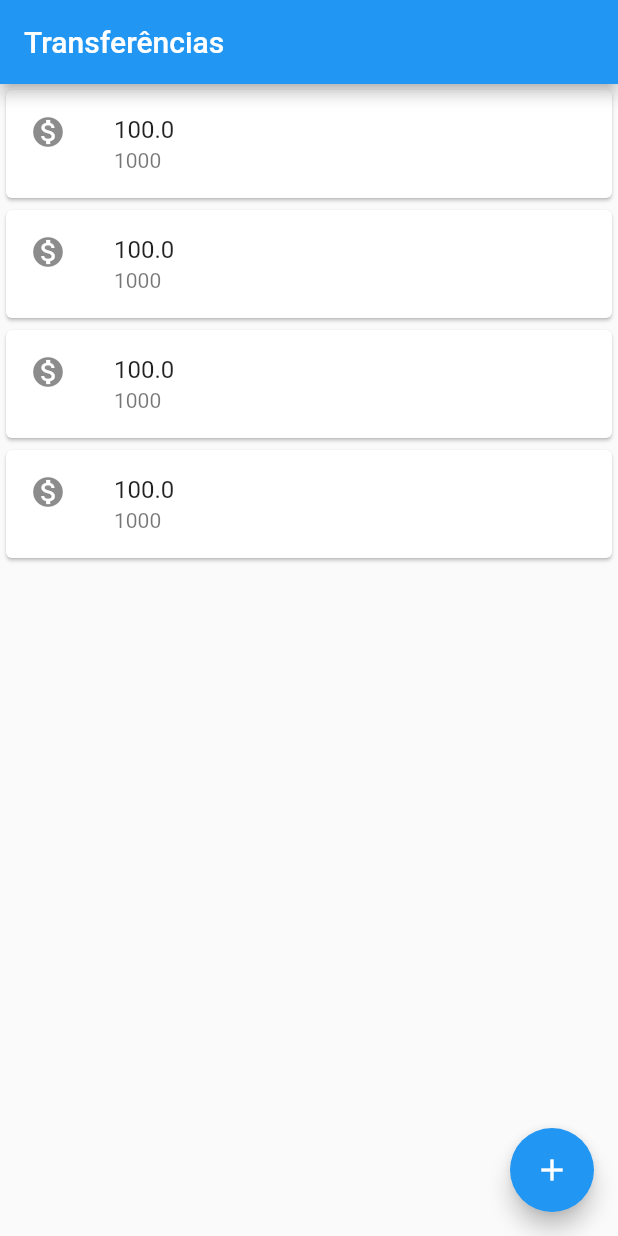
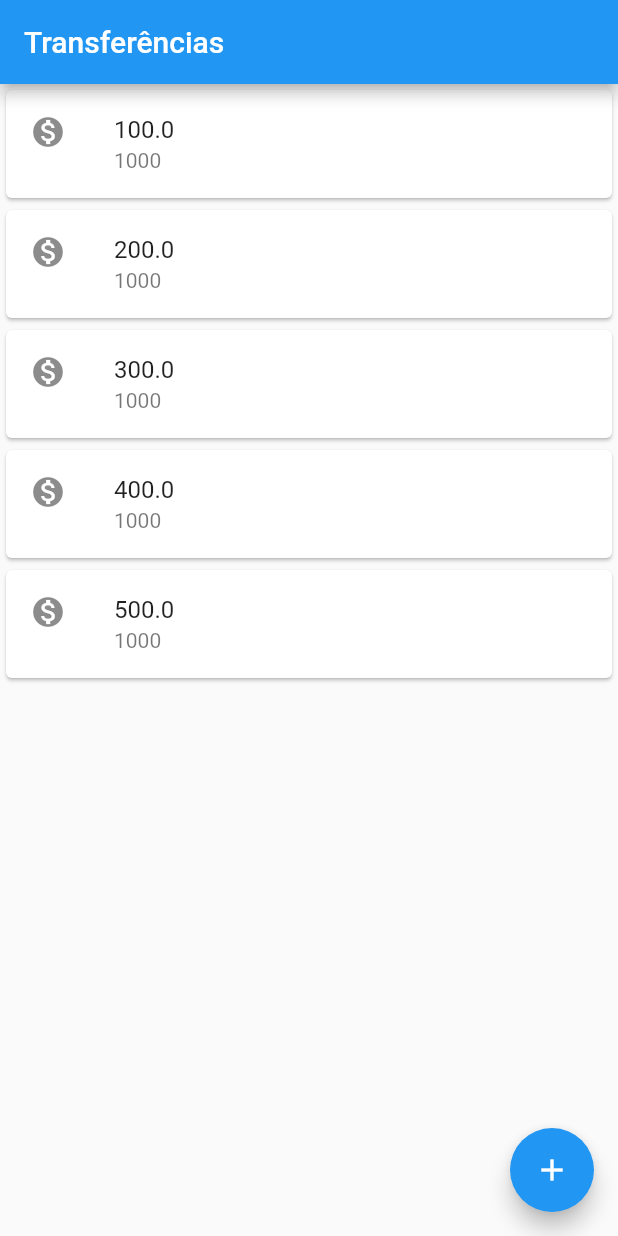
Before and after one commit to Pablo-Rodrigues-git/bancobyte, a Flutter app: the screen it shows after launch, on a phone screen of 412 x 824 dp. Run offline on Flutter 3.47's test engine with Material 2 defaults, Android fonts, the phone set to English and light mode, and no system bars.

Commit message:
extracting first method

```diff
--- a/lib/main.dart
+++ b/lib/main.dart
@@ -2,39 +2,53 @@ import 'package:flutter/material.dart';
 
 void main() => runApp(MaterialApp(
       home: Scaffold(
-    body: Column(
+        body: ListaTransferencias(),
+        appBar: AppBar(
+          title: Text("Transferências"),
+        ),
+        floatingActionButton: FloatingActionButton(
+          onPressed: () {},
+          child: Icon(Icons.add),
+        ),
+      ),
+    ));
+
+class ListaTransferencias extends StatelessWidget {
+  @override
+  Widget build(BuildContext context) {
+    // TODO: implement build
+    return Column(
       children: [
         Card(
             child: ListTile(
           leading: Icon(Icons.monetization_on),
           title: Text('100.0'),
           subtitle: Text('1000'),
-          )
-        ),Card(
+        )),
+        Card(
             child: ListTile(
           leading: Icon(Icons.monetization_on),
-            title: Text('100.0'),
+          title: Text('200.0'),
           subtitle: Text('1000'),
-          )
-        ),Card(
+        )),
+        Card(
             child: ListTile(
           leading: Icon(Icons.monetization_on),
-            title: Text('100.0'),
+          title: Text('300.0'),
           subtitle: Text('1000'),
-          )
-        ),Card(
+        )),
+        Card(
             child: ListTile(
           leading: Icon(Icons.monetization_on),
-            title: Text('100.0'),
+          title: Text('400.0'),
           subtitle: Text('1000'),
-          )
-        ),
+        )),Card(
+            child: ListTile(
+          leading: Icon(Icons.monetization_on),
+          title: Text('500.0'),
+          subtitle: Text('1000'),
+        )),
       ],
-    ),
-    appBar: AppBar(title: Text("Transferências"),),
-    floatingActionButton: FloatingActionButton(
-      onPressed: () {  },
-      child: Icon(Icons.add),
-    ),
-  ),
-));
+    );
+  }
+}
```
Lines whose indentation alone changed are shown as unchanged.
